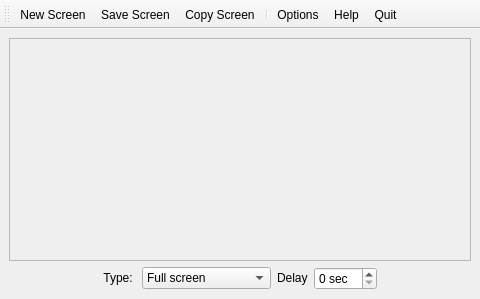
lxqt/screengrab, file src/ui/mainwindow.ui: the form before one commit.
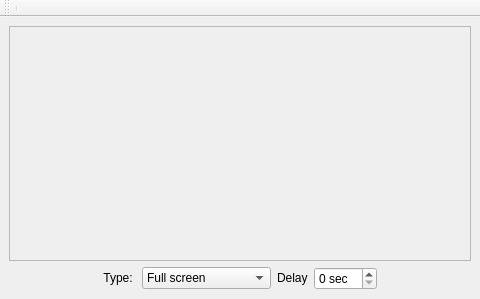
The form after the commit. Icons and pictures are not drawn.

Commit message:
Use the same actions for both toolbar and tray menu
This fixes the annoying behaviour of the help button's menu

Diff of the .ui file:
```diff
--- a/src/ui/mainwindow.ui
+++ b/src/ui/mainwindow.ui
@@ -201,77 +201,8 @@
    <attribute name="toolBarBreak">
     <bool>false</bool>
    </attribute>
-   <addaction name="actionNew"/>
-   <addaction name="actionSave"/>
-   <addaction name="actionCopy"/>
    <addaction name="separator"/>
-   <addaction name="actionOptions"/>
-   <addaction name="actionHelp"/>
-   <addaction name="actionQuit"/>
   </widget>
-  <action name="actionNew">
-   <property name="icon">
-    <iconset theme="document-new">
-     <normaloff/>
-    </iconset>
-   </property>
-   <property name="text">
-    <string>New Screen</string>
-   </property>
-   <property name="toolTip">
-    <string>New Screen</string>
-   </property>
-  </action>
-  <action name="actionSave">
-   <property name="icon">
-    <iconset theme="document-save">
-     <normaloff/>
-    </iconset>
-   </property>
-   <property name="text">
-    <string>Save Screen</string>
-   </property>
-  </action>
-  <action name="actionCopy">
-   <property name="icon">
-    <iconset theme="edit-copy">
-     <normaloff/>
-    </iconset>
-   </property>
-   <property name="text">
-    <string>Copy Screen</string>
-   </property>
-  </action>
-  <action name="actionOptions">
-   <property name="icon">
-    <iconset theme="configure">
-     <normaloff/>
-    </iconset>
-   </property>
-   <property name="text">
-    <string>Options</string>
-   </property>
-  </action>
-  <action name="actionHelp">
-   <property name="icon">
-    <iconset theme="system-help">
-     <normaloff/>
-    </iconset>
-   </property>
-   <property name="text">
-    <string>Help</string>
-   </property>
-  </action>
-  <action name="actionQuit">
-   <property name="icon">
-    <iconset theme="application-exit">
-     <normaloff/>
-    </iconset>
-   </property>
-   <property name="text">
-    <string>Quit</string>
-   </property>
-  </action>
  </widget>
  <resources/>
  <connections/>
```
The commit also changes 2 other files.
